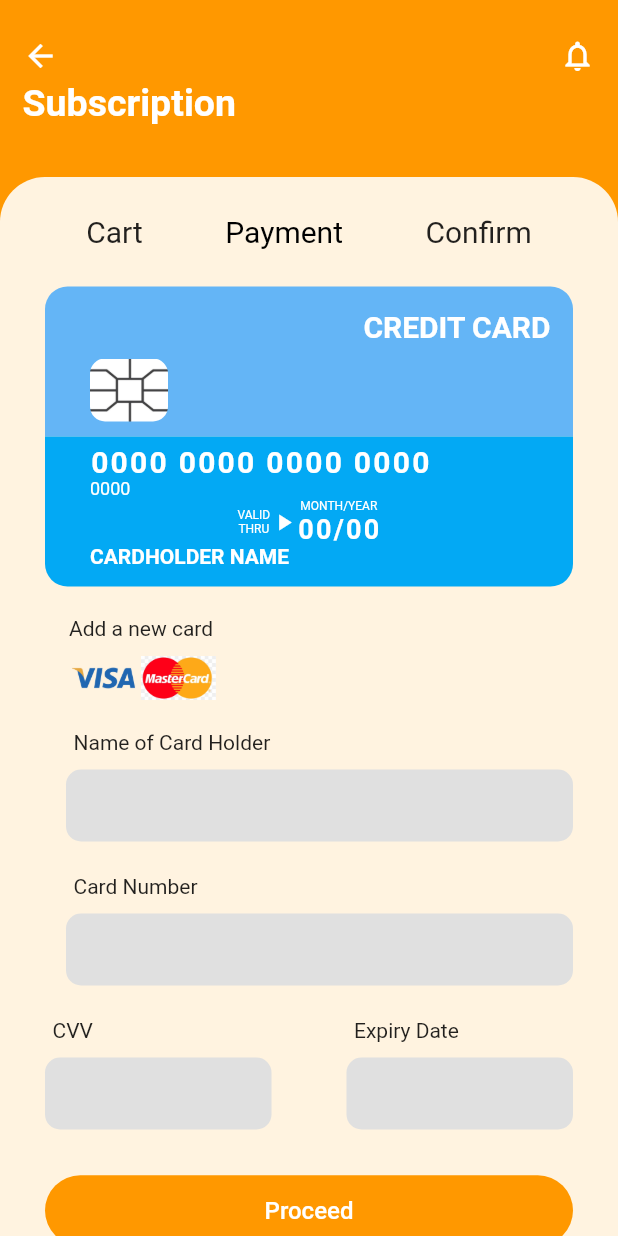
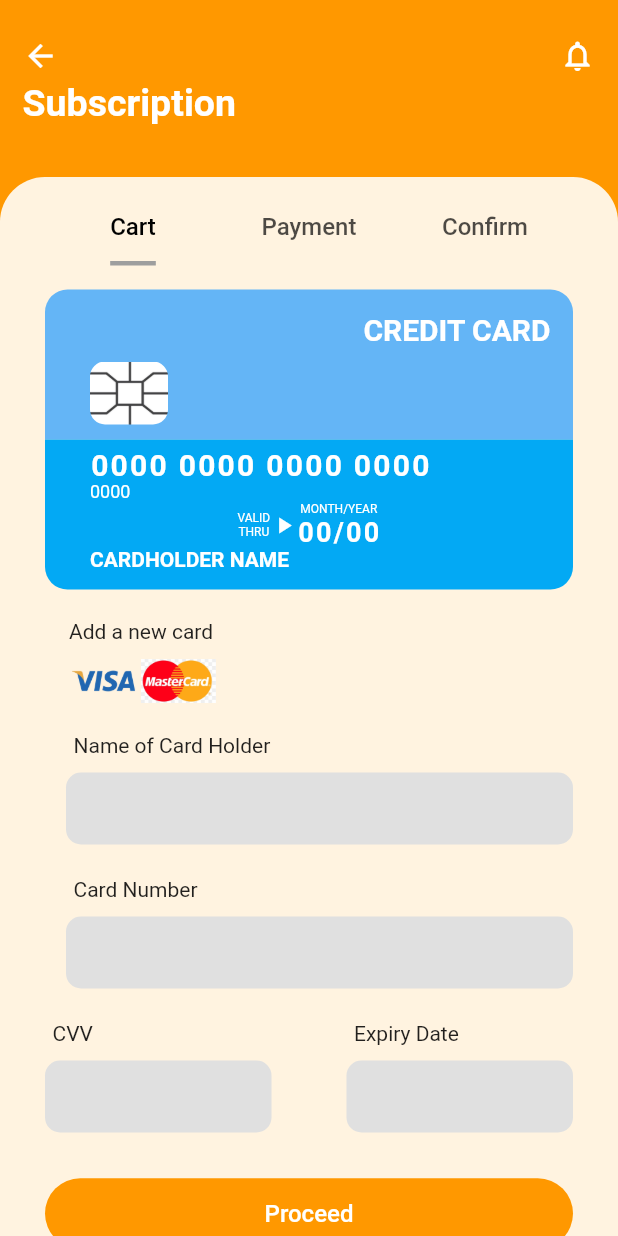
Before and after one commit to PreeminentDeveloper/SelfcareApp, a Flutter app: the Subscription screen opened directly, on a phone screen of 412 x 824 dp. Run offline on Flutter 3.47's test engine with Material 2 defaults, Android fonts, the light colour scheme and no system bars.

Commit message:
completed all screens

```diff
--- a/lib/Screens/Pages/subscription.dart
+++ b/lib/Screens/Pages/subscription.dart
@@ -59,56 +59,43 @@ class _SubscriptionState extends State<Subscription> {
                   child: ListView(
                     children: [
                       Padding(
-                        padding: EdgeInsets.symmetric(horizontal: 30),
+                        padding:
+                            EdgeInsets.symmetric(horizontal: 30, vertical: 10),
                         child: Column(
                           crossAxisAlignment: CrossAxisAlignment.start,
                           children: [
-                            Padding(
-                              padding: const EdgeInsets.symmetric(vertical: 25),
-                              child: Row(
-                                mainAxisAlignment:
-                                    MainAxisAlignment.spaceAround,
-                                children: [
-                                  GestureDetector(
-                                    onTap: () {},
-                                    child: Column(
-                                      children: [
-                                        Text(
-                                          "Cart",
-                                          style: TextStyle(
-                                            fontSize: 20,
-                                          ),
-                                        ),
-                                      ],
-                                    ),
-                                  ),
-                                  GestureDetector(
-                                    onTap: () {
-                                      if (isClicked == false) {
-                                        setState(() {
-                                          isClicked = true;
-                                        });
-                                      }
-                                    },
-                                    child: Text(
-                                      "Payment",
-                                      style: TextStyle(
-                                          fontSize: 20,
-                                          color: isClicked == true
-                                              ? Colors.orange
-                                              : Colors.black),
-                                    ),
-                                  ),
-                                  GestureDetector(
-                                    onTap: () {},
-                                    child: Text(
-                                      "Confirm",
-                                      style: TextStyle(fontSize: 20),
-                                    ),
-                                  ),
-                                ],
-                              ),
-                            ),
+                            Container(
+                                height: 65,
+                                child: DefaultTabController(
+                                    length: 3,
+                                    child: Scaffold(
+                                      backgroundColor: Colors.orange[50],
+                                      appBar: TabBar(
+                                          tabs: [
+                                            Tab(
+                                              child: Text(
+                                                'Cart',
+                                              ),
+                                            ),
+                                            Tab(
+                                              child: Text(
+                                                'Payment',
+                                              ),
+                                            ),
+                                            Tab(
+                                              child: Text(
+                                                'Confirm',
+                                              ),
+                                            ),
+                                          ],
+                                          indicatorColor: Colors.grey,
+                                          indicatorSize:
+                                              TabBarIndicatorSize.label,
+                                          indicatorWeight: 3,
+                                          labelColor: Colors.black,
+                                          labelStyle: TextStyle(
+                                              fontSize: 16, color: Colors.red)),
+                                    ))),
                             CustomCreditCard(
                                 cardNumber: "0000 0000 0000 0000",
                                 cvv: "0000",
--- a/lib/Screens/Tabs/profile.dart
+++ b/lib/Screens/Tabs/profile.dart
@@ -28,7 +28,7 @@ class _ProfileState extends State<Profile> {
                         Row(
                           children: [
                             GestureDetector(
-                              onTap: () => Navigator.pop(context),
+                              // onTap: () => Navigator.pop(context),
                               child: Icon(
                                 Icons.arrow_back,
                                 color: Colors.white,
```
Also changed, not shown: lib/Screens/Pages/course_payment.dart (+25 -8 lines), lib/Screens/Pages/courses.dart (+43 -5 lines), lib/Screens/Pages/forum.dart (+9 -5 lines), lib/Screens/Pages/video_player.dart (+6 -3 lines), lib/Screens/Tabs/listing.dart (+9 -6 lines).
